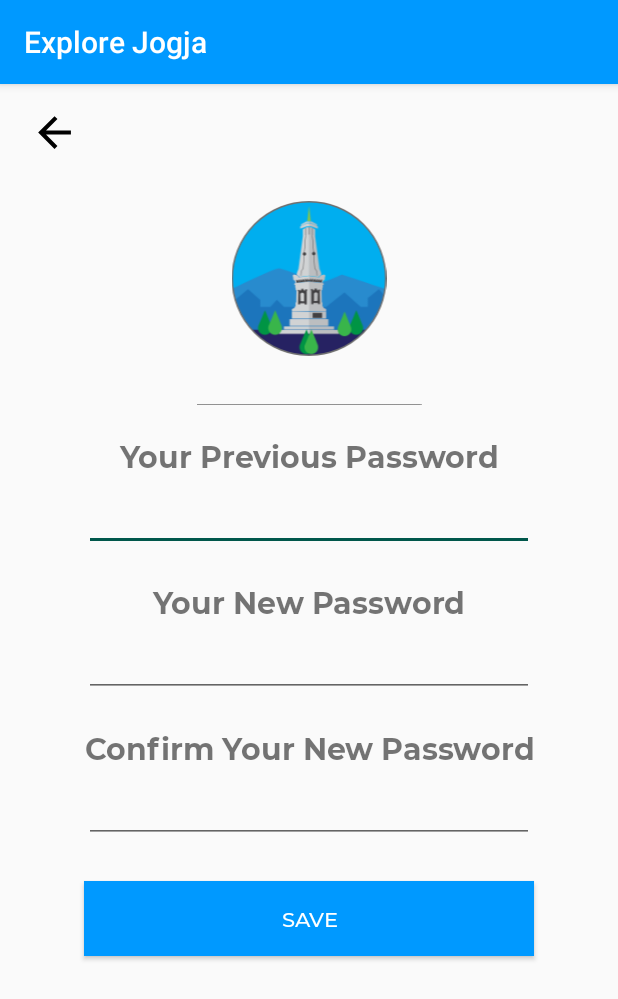
After one commit to dionisiusjovan/wonderfulindo, an Android app: the ChangePasswordActivity screen opened directly, with no data from a screen before it, on a phone screen of 412 x 824 dp. The commit adds this screen. Shown: the top 999 px of the screen. Run offline under Robolectric (Android 15) with nearby library versions, the light colour scheme and no system bars; our stand-ins replace Firebase (no records; nobody signed in at launch, a user with empty details on screens opened directly).

Commit message:
adding Change Password Function

```diff
--- /dev/null
+++ b/app/src/main/java/com/wi/wonderfulindo/ChangePasswordActivity.java
@@ -0,0 +1,106 @@
+package com.wi.wonderfulindo;
+
+import androidx.annotation.NonNull;
+import androidx.appcompat.app.AppCompatActivity;
+
+import android.content.Intent;
+import android.os.Bundle;
+import android.view.View;
+import android.widget.Button;
+import android.widget.EditText;
+import android.widget.ImageView;
+import android.widget.ProgressBar;
+import android.widget.TextView;
+import android.widget.Toast;
+
+import com.google.android.gms.tasks.OnCompleteListener;
+import com.google.android.gms.tasks.Task;
+import com.google.firebase.auth.AuthCredential;
+import com.google.firebase.auth.AuthResult;
+import com.google.firebase.auth.EmailAuthCredential;
+import com.google.firebase.auth.EmailAuthProvider;
+import com.google.firebase.auth.FirebaseAuth;
+import com.google.firebase.auth.FirebaseUser;
+
+public class ChangePasswordActivity extends AppCompatActivity {
+
+    TextView userEmail;
+    ImageView back;
+    EditText oldPass, newPass, confirmPass;
+    Button btnSave;
+    ProgressBar progressBar;
+    FirebaseAuth firebaseAuth;
+
+    @Override
+    protected void onCreate(Bundle savedInstanceState) {
+        super.onCreate(savedInstanceState);
+        setContentView(R.layout.activity_change_password);
+
+        oldPass = findViewById(R.id.oldPassword);
+        newPass = findViewById(R.id.newPassword);
+        confirmPass = findViewById(R.id.confirmPassword);
+        btnSave = findViewById(R.id.btnsave);
+        progressBar = findViewById(R.id.cPassProgressBar);
+
+        firebaseAuth = FirebaseAuth.getInstance();
+        final FirebaseUser firebaseUser = firebaseAuth.getCurrentUser();
+
+        userEmail = findViewById(R.id.txtUserEmail);
+        userEmail.setText(firebaseUser.getEmail());
+
+        btnSave.setOnClickListener(new View.OnClickListener() {
+            @Override
+            public void onClick(View v) {
+                String old = oldPass.getText().toString();
+                String newp = newPass.getText().toString();
+                String confirm = confirmPass.getText().toString();
+                if (old.isEmpty()){
+                    oldPass.setError("Please enter your password!");
+                    oldPass.requestFocus();
+                }else if (newp.isEmpty()){
+                    newPass.setError("Please enter your password!");
+                    newPass.requestFocus();
+                }else if (confirm.isEmpty()) {
+                    confirmPass.setError("Please enter your password!");
+                    confirmPass.requestFocus();
+                }else if(newp.length() < 8 || confirm.length() < 8){
+                    newPass.setError("Password can't be less then 8 characters!");
+                    newPass.requestFocus();
+                }else if (!newp.equalsIgnoreCase(confirm)){
+                    confirmPass.setError("Your Password is wrong!");
+                    confirmPass.requestFocus();
+                }else if((!(newp.isEmpty() && confirm.isEmpty())) && (!(newp.length() < 8 && confirm.length() < 8))
+                        && (!(!newp.equalsIgnoreCase(confirm)))){
+                    progressBar.setVisibility(View.VISIBLE);
+                    AuthCredential credential = EmailAuthProvider.getCredential(firebaseUser.getEmail(), old);
+
+                    firebaseUser.reauthenticate(credential).addOnCompleteListener(new OnCompleteListener<Void>() {
+                        @Override
+                        public void onComplete(@NonNull Task<Void> task) {
+                            progressBar.setVisibility(View.GONE);
+                            if (task.isSuccessful()){
+                                Toast.makeText(ChangePasswordActivity.this, "Changing Password Success!", Toast.LENGTH_SHORT).show();
+                                startActivity(new Intent(ChangePasswordActivity.this, ProfileActivity.class));
+                                finish();
+                            } else {
+                                Toast.makeText(ChangePasswordActivity.this, task.getException().getMessage(), Toast.LENGTH_SHORT).show();
+                            }
+                        }
+                    });
+                } else {
+                    Toast.makeText(ChangePasswordActivity.this, "Error", Toast.LENGTH_SHORT).show();
+                }
+            }
+        });
+
+        back = findViewById(R.id.btnbackcp);
+        back.setOnClickListener(new View.OnClickListener() {
+            @Override
+            public void onClick(View v) {
+                startActivity(new Intent(ChangePasswordActivity.this, ProfileActivity.class));
+                finish();
+            }
+        });
+
+    }
+}
--- a/app/src/main/java/com/wi/wonderfulindo/LoginActivity.java
+++ b/app/src/main/java/com/wi/wonderfulindo/LoginActivity.java
@@ -77,7 +77,7 @@ public class LoginActivity extends AppCompatActivity {
                         public void onComplete(@NonNull Task<AuthResult> task) {
                             progressBar.setVisibility(View.GONE);
                             if (!task.isSuccessful()) {
-                                Toast.makeText(LoginActivity.this, "An error occured! Please Retry to Sign In", Toast.LENGTH_SHORT).show();
+                                Toast.makeText(LoginActivity.this, task.getException().getMessage(), Toast.LENGTH_SHORT).show();
                             } else{
                                 Intent intent = new Intent(LoginActivity.this, HomeActivity.class);
                                 startActivity(intent);
--- a/app/src/main/java/com/wi/wonderfulindo/RegisterActivity.java
+++ b/app/src/main/java/com/wi/wonderfulindo/RegisterActivity.java
@@ -57,6 +57,9 @@ public class RegisterActivity extends AppCompatActivity {
                     password.requestFocus();
                 } else if(email.isEmpty() && pass.isEmpty()){
                     Toast.makeText(RegisterActivity.this, "Fields are Empty", Toast.LENGTH_SHORT).show();
+                } else if(pass.length() < 8){
+                    password.setError("Password can't be less then 8 characters!");
+                    password.requestFocus();
                 } else if(!(email.isEmpty() && pass.isEmpty())){
                     progressBar.setVisibility(View.VISIBLE);
                     mFirebaseAuth.createUserWithEmailAndPassword(email, pass).addOnCompleteListener(RegisterActivity.this, new OnCompleteListener<AuthResult>() {
@@ -64,7 +67,7 @@ public class RegisterActivity extends AppCompatActivity {
                         public void onComplete(@NonNull Task<AuthResult> task) {
                             progressBar.setVisibility(View.GONE);
                             if (!task.isSuccessful()){
-                                Toast.makeText(RegisterActivity.this, "Register Unsuccessful", Toast.LENGTH_SHORT).show();
+                                Toast.makeText(RegisterActivity.this, task.getException().getMessage(), Toast.LENGTH_SHORT).show();
                             } else {
                                 startActivity(new Intent(RegisterActivity.this, LoginActivity.class));
                             }
--- /dev/null
+++ b/app/src/main/res/layout/activity_change_password.xml
@@ -0,0 +1,114 @@
+<?xml version="1.0" encoding="utf-8"?>
+<LinearLayout xmlns:android="http://schemas.android.com/apk/res/android"
+    xmlns:app="http://schemas.android.com/apk/res-auto"
+    xmlns:tools="http://schemas.android.com/tools"
+    android:layout_width="match_parent"
+    android:layout_height="match_parent"
+    tools:context=".ChangePasswordActivity"
+    android:orientation="vertical">
+
+
+    <ImageView
+        android:id="@+id/btnbackcp"
+        android:layout_width="wrap_content"
+        android:layout_height="wrap_content"
+        android:layout_marginTop="16dp"
+        android:paddingLeft="20dp"
+        android:src="@drawable/ic_arrow_back_black_30dp"/>
+
+    <ImageView
+        android:layout_width="match_parent"
+        android:layout_height="wrap_content"
+        android:layout_marginTop="32dp"
+        android:src="@drawable/logo_jogja_circle" />
+
+    <TextView
+        android:id="@+id/txtUserEmail"
+        android:layout_width="match_parent"
+        android:layout_height="wrap_content"
+        android:fontFamily="@font/montserratmedium"
+        android:text="username@email.com"
+        android:textAlignment="center"
+        android:textColor="@color/black"
+        android:textSize="20dp" />
+
+    <ImageView
+        android:layout_width="match_parent"
+        android:layout_height="wrap_content"
+        android:layout_marginTop="5dp"
+        android:src="@drawable/line5" />
+    <TextView
+        android:layout_width="match_parent"
+        android:layout_height="wrap_content"
+        android:layout_marginTop="20dp"
+        android:fontFamily="@font/montserratbold"
+        android:gravity="center_horizontal"
+        android:text="@string/oldpass"
+        android:textAlignment="center"
+        android:textSize="20dp" />
+
+    <EditText
+        android:id="@+id/oldPassword"
+        android:layout_width="300dp"
+        android:layout_height="50dp"
+        android:layout_gravity="center"
+        android:inputType="textPassword"
+        />
+
+    <TextView
+        android:layout_width="match_parent"
+        android:layout_height="wrap_content"
+        android:layout_marginTop="20dp"
+        android:fontFamily="@font/montserratbold"
+        android:gravity="center_horizontal"
+        android:text="@string/newpass"
+        android:textAlignment="center"
+        android:textSize="20dp" />
+
+    <EditText
+        android:id="@+id/newPassword"
+        android:layout_width="300dp"
+        android:layout_height="50dp"
+        android:layout_gravity="center"
+        android:inputType="textPassword"
+        />
+
+    <TextView
+        android:layout_width="match_parent"
+        android:layout_height="wrap_content"
+        android:layout_marginTop="20dp"
+        android:fontFamily="@font/montserratbold"
+        android:gravity="center_horizontal"
+        android:text="@string/confirm"
+        android:textAlignment="center"
+        android:textSize="20dp" />
+
+    <EditText
+        android:id="@+id/confirmPassword"
+        android:layout_width="300dp"
+        android:layout_height="50dp"
+        android:layout_gravity="center"
+        android:inputType="textPassword"
+        />
+
+    <ProgressBar
+        android:id="@+id/cPassProgressBar"
+        android:layout_width="match_parent"
+        android:layout_height="wrap_content"
+        android:layout_marginTop="25dp"
+        android:layout_gravity="center"
+        style="@style/Widget.AppCompat.ProgressBar"
+        android:visibility="gone"/>
+
+    <Button
+        android:id="@+id/btnsave"
+        android:layout_width="300dp"
+        android:layout_height="50dp"
+        android:layout_gravity="center"
+        android:layout_marginTop="25dp"
+        android:text="@string/save"
+        android:fontFamily="@font/montserratmedium"
+        android:textColor="@color/colorSplash"
+        android:background="@color/colorPrimary"/>
+
+</LinearLayout>
--- a/app/src/main/res/values/strings.xml
+++ b/app/src/main/res/values/strings.xml
@@ -3,6 +3,11 @@
     <string name="register">Register</string>
     <string name="email">Email Address</string>
     <string name="pass">Password</string>
+    <string name="oldpass">Your Previous Password</string>
+    <string name="newpass">Your New Password</string>
+    <string name="confirm">Confirm Your New Password</string>
+    <string name="save">Save</string>
+    <string name="change">Change Password</string>
     <string name="signinhere">Sign In here if You have An Account</string>
     <string name="signin">Sign In</string>
     <string name="signout">Sign Out</string>
```
Also changed, not shown: app/src/main/AndroidManifest.xml (+9 -8 lines), app/src/main/java/com/wi/wonderfulindo/ProfileActivity.java (+9 -1 lines), app/src/main/res/layout/activity_profile.xml (+16 -3 lines), app/src/main/res/mipmap-xhdpi/logo.png (added).
